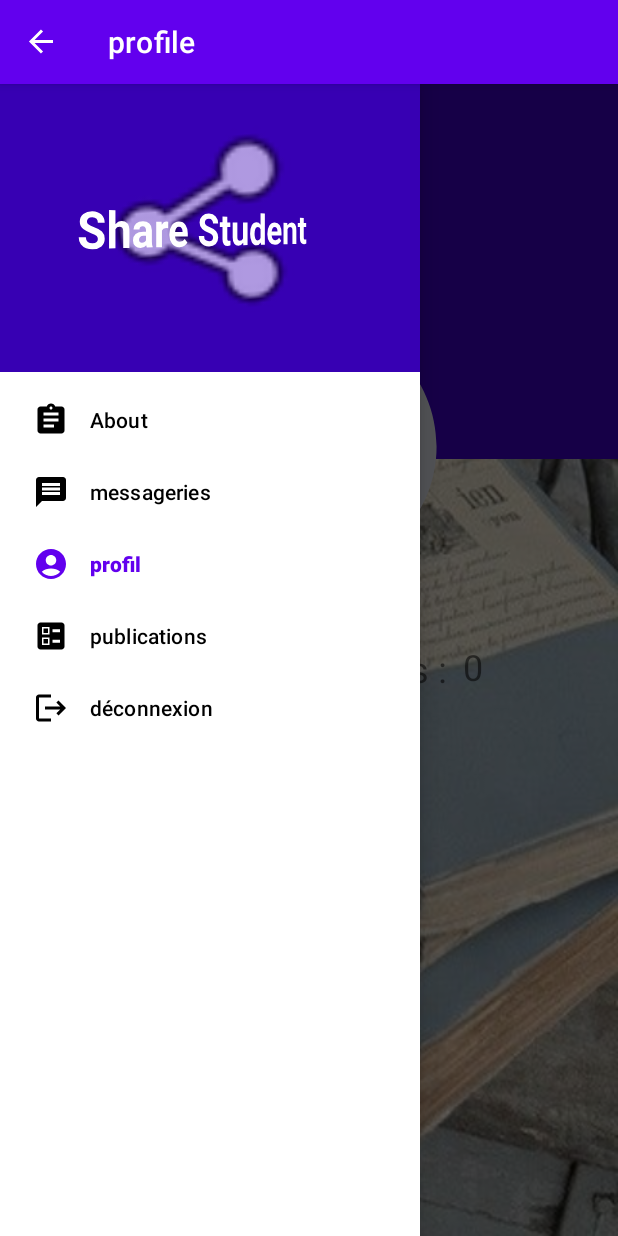
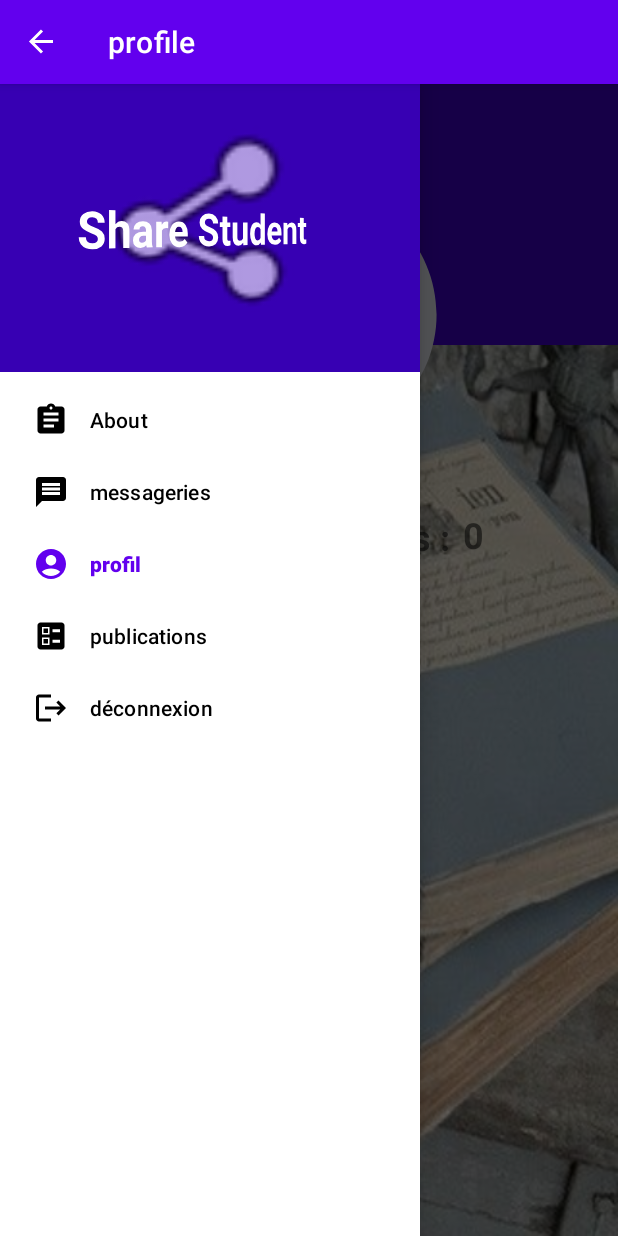
Before and after one commit to vivacefouefack/ShareStudent, an Android app: the ProfileFragment screen opened through its navigation route, with the side drawer open, on a phone screen of 412 x 824 dp. Run offline under Robolectric (Android 15) with nearby library versions, the phone set to English and light mode, and no system bars; our stand-ins replace Firebase (no records; nobody signed in at launch, a user with empty details on screens opened directly), data binding, navigation-ui.

Commit message:
update profile fragment

```diff
--- a/ShareStudent/app/src/main/java/g54490/mobg5/sharestudent/model/Repository.kt
+++ b/ShareStudent/app/src/main/java/g54490/mobg5/sharestudent/model/Repository.kt
@@ -15,6 +15,7 @@ object Repository{
     private val db = Firebase.firestore
     private var storage= FirebaseStorage.getInstance().reference
     private var publicationLists:MutableList<Publication> = mutableListOf()
+    private var myPublicationList:MutableList<Publication> = mutableListOf()
 
     var isWifiConn: Boolean = false
     var isMobileConn: Boolean = false
@@ -27,6 +28,7 @@ object Repository{
 
     fun setUsername(name:String){
         this.username=name
+        getmyPublication()
     }
 
     fun getAuth(): FirebaseAuth {
@@ -43,6 +45,18 @@ object Repository{
 
     init {
         readData()
+    }
+
+    fun getMyPublications(): MutableList<Publication> {
+        return myPublicationList
+    }
+
+    fun getmyPublication(){
+        for (publication in publicationLists) {
+            if (publication.author== username){
+                myPublicationList.add(publication)
+            }
+        }
     }
 
     fun createPublication(pub: Publication){
--- a/ShareStudent/app/src/main/java/g54490/mobg5/sharestudent/viewmodel/ProfileViewModel.kt
+++ b/ShareStudent/app/src/main/java/g54490/mobg5/sharestudent/viewmodel/ProfileViewModel.kt
@@ -30,7 +30,7 @@ class ProfileViewModel: ViewModel(){
     }
 
     init {
-        _myPublication.value=Repository.getAllPublications()//Repository.getMyPublications()
+        _myPublication.value=Repository.getMyPublications()
     }
 
 }
--- a/ShareStudent/app/src/main/res/layout/fragment_profile.xml
+++ b/ShareStudent/app/src/main/res/layout/fragment_profile.xml
@@ -24,8 +24,8 @@
 
             <LinearLayout
                 android:id="@+id/linearLayout"
-                android:layout_width="0dp"
-                android:layout_height="250dp"
+                android:layout_width="417dp"
+                android:layout_height="174dp"
                 android:background="@color/purple_700"
                 android:orientation="vertical"
                 app:layout_constraintEnd_toEndOf="parent"
@@ -38,7 +38,7 @@
                 android:id="@+id/imageView8"
                 android:layout_width="271dp"
                 android:layout_height="203dp"
-                android:layout_marginTop="140dp"
+                android:layout_marginTop="52dp"
                 android:src="@drawable/account"
                 app:layout_constraintEnd_toEndOf="parent"
                 app:layout_constraintStart_toStartOf="parent"
@@ -59,10 +59,12 @@
 
             <androidx.recyclerview.widget.RecyclerView
                 android:id="@+id/mesPub"
-                android:layout_width="371dp"
-                android:layout_height="312dp"
+                android:layout_width="388dp"
+                android:layout_height="393dp"
+                android:layout_marginTop="24dp"
                 app:layout_constraintBottom_toBottomOf="parent"
                 app:layout_constraintEnd_toEndOf="parent"
+                app:layout_constraintHorizontal_bias="0.4"
                 app:layout_constraintStart_toStartOf="parent"
                 app:layout_constraintTop_toBottomOf="@+id/mesPublicationText"
                 app:layout_constraintVertical_bias="1.0" />
@@ -74,6 +76,7 @@
                 android:layout_marginStart="100dp"
                 android:text="Mes Publications : "
                 android:textSize="24sp"
+                android:textStyle="bold"
                 app:layout_constraintStart_toStartOf="parent"
                 app:layout_constraintTop_toBottomOf="@+id/userName" />
 
@@ -82,8 +85,10 @@
                 android:layout_width="31dp"
                 android:layout_height="29dp"
                 android:layout_marginEnd="72dp"
+                android:layout_marginBottom="24dp"
                 android:text="0"
                 android:textSize="24sp"
+                android:textStyle="bold"
                 app:layout_constraintBottom_toTopOf="@+id/mesPub"
                 app:layout_constraintEnd_toEndOf="parent" />
         </androidx.constraintlayout.widget.ConstraintLayout>
```
